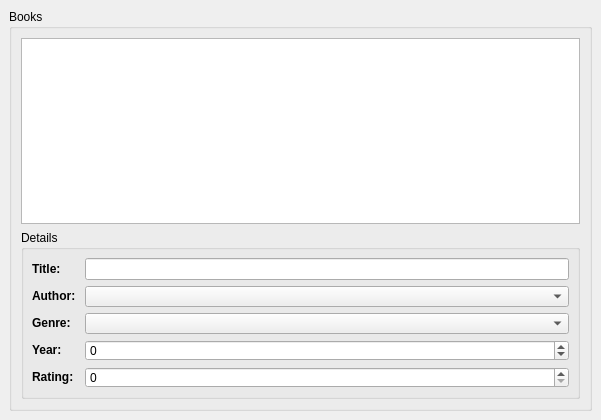
This is demos/books/bookwindow.ui in Fat-Zer/qt4-historical as Qt 5 draws it before an edit. The edited form follows.
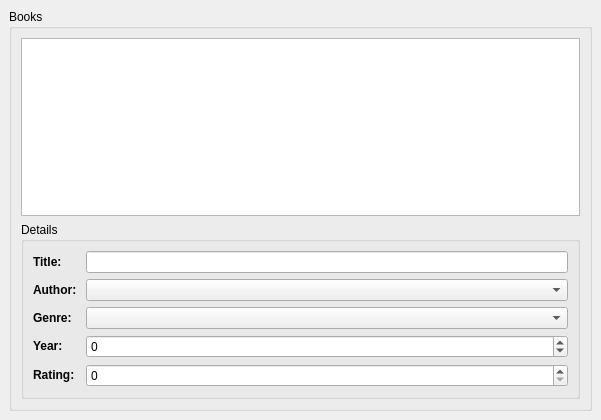
This is the edited form.

Diff of the .ui file:
```diff
--- a/demos/books/bookwindow.ui
+++ b/demos/books/bookwindow.ui
@@ -44,44 +44,11 @@
        </item>
        <item>
         <widget class="QGroupBox" name="groupBox_2" >
-         <property name="minimumSize" >
-          <size>
-           <width>16</width>
-           <height>16</height>
-          </size>
-         </property>
          <property name="title" >
           <string>Details</string>
          </property>
-         <layout class="QGridLayout" >
-          <property name="margin" >
-           <number>8</number>
-          </property>
-          <property name="spacing" >
-           <number>6</number>
-          </property>
-          <item row="2" column="1" >
-           <widget class="QComboBox" name="genreEdit" >
-            <property name="enabled" >
-             <bool>true</bool>
-            </property>
-           </widget>
-          </item>
-          <item row="3" column="0" >
-           <widget class="QLabel" name="label_4" >
-            <property name="text" >
-             <string>&lt;b>Year:&lt;/b></string>
-            </property>
-           </widget>
-          </item>
-          <item row="1" column="1" >
-           <widget class="QComboBox" name="authorEdit" >
-            <property name="enabled" >
-             <bool>true</bool>
-            </property>
-           </widget>
-          </item>
-          <item row="0" column="0" >
+         <layout class="QFormLayout" >
+	   <item row="0" column="0" >
            <widget class="QLabel" name="label_5" >
             <property name="text" >
              <string>&lt;b>Title:&lt;/b></string>
@@ -101,7 +68,35 @@
              <string>&lt;b>Author: &lt;/b></string>
             </property>
            </widget>
+	    </item>
+	     <item row="1" column="1" >
+           <widget class="QComboBox" name="authorEdit" >
+            <property name="enabled" >
+             <bool>true</bool>
+            </property>
+           </widget>
+          </item>	   
+	  <item row="2" column="0" >
+           <widget class="QLabel" name="label_3" >
+            <property name="text" >
+             <string>&lt;b>Genre:&lt;/b></string>
+            </property>
+           </widget>
           </item>
+          <item row="2" column="1" >
+           <widget class="QComboBox" name="genreEdit" >
+            <property name="enabled" >
+             <bool>true</bool>
+            </property>
+           </widget>
+          </item>
+          <item row="3" column="0" >
+           <widget class="QLabel" name="label_4" >
+            <property name="text" >
+             <string>&lt;b>Year:&lt;/b></string>
+            </property>
+           </widget>
+          </item>       
           <item row="3" column="1" >
            <widget class="QSpinBox" name="yearEdit" >
             <property name="enabled" >
@@ -118,13 +113,6 @@
             </property>
            </widget>
           </item>
-          <item row="2" column="0" >
-           <widget class="QLabel" name="label_3" >
-            <property name="text" >
-             <string>&lt;b>Genre:&lt;/b></string>
-            </property>
-           </widget>
-          </item>
           <item row="4" column="0" >
            <widget class="QLabel" name="label" >
             <property name="text" >
```
Left out of the diff: 2 changed lines with no effect on the pictures.
